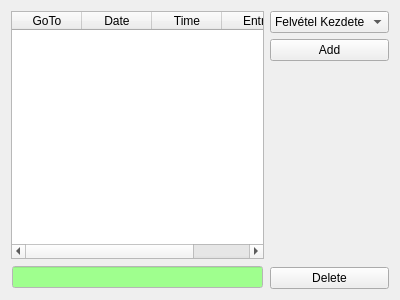
Old version of the form tinyos-2.x/trunk/support/cpp/TestShimmer/src/LogWidget.ui in the repository baharev/szte-wsn-code.
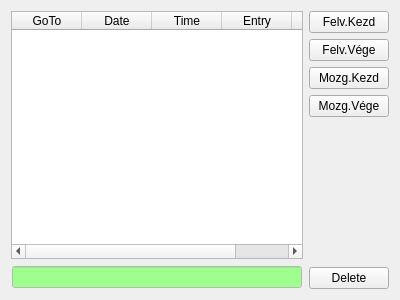
New version of the form.

The edit to the form file:
```diff
--- a/tinyos-2.x/trunk/support/cpp/TestShimmer/src/LogWidget.ui
+++ b/tinyos-2.x/trunk/support/cpp/TestShimmer/src/LogWidget.ui
@@ -28,7 +28,7 @@
         <number>40</number>
        </attribute>
        <attribute name="horizontalHeaderStretchLastSection">
-        <bool>true</bool>
+        <bool>false</bool>
        </attribute>
        <attribute name="verticalHeaderVisible">
         <bool>false</bool>
@@ -40,7 +40,7 @@
         <bool>false</bool>
        </attribute>
        <attribute name="horizontalHeaderStretchLastSection">
-        <bool>true</bool>
+        <bool>false</bool>
        </attribute>
        <attribute name="horizontalHeaderCascadingSectionResizes">
         <bool>true</bool>
@@ -74,6 +74,11 @@
          <string>Entry</string>
         </property>
        </column>
+       <column>
+        <property name="text">
+         <string>Del</string>
+        </property>
+       </column>
       </widget>
      </item>
      <item>
@@ -507,45 +512,30 @@
    <item>
     <layout class="QVBoxLayout" name="verticalLayout_2">
      <item>
-      <widget class="QComboBox" name="presetTextsBox">
-       <property name="sizePolicy">
-        <sizepolicy hsizetype="Preferred" vsizetype="Fixed">
-         <horstretch>0</horstretch>
-         <verstretch>0</verstretch>
-        </sizepolicy>
-       </property>
-       <property name="minimumSize">
-        <size>
-         <width>50</width>
-         <height>0</height>
-        </size>
-       </property>
-       <item>
+      <widget class="QPushButton" name="felvKezdButton">
         <property name="text">
-         <string>Felvétel Kezdete</string>
-        </property>
+        <string>Felv.Kezd</string>
+       </property>
+      </widget>
        </item>
        <item>
+      <widget class="QPushButton" name="felvVegButton">
         <property name="text">
-         <string>Felvétel Vége</string>
-        </property>
+        <string>Felv.Vége</string>
+       </property>
+      </widget>
        </item>
        <item>
+      <widget class="QPushButton" name="mozgKezdButton">
         <property name="text">
-         <string>Mozgás Kezdete</string>
-        </property>
-       </item>
-       <item>
-        <property name="text">
-         <string>Mozgás Vége</string>
-        </property>
-       </item>
+        <string>Mozg.Kezd</string>
+       </property>
       </widget>
      </item>
      <item>
       <widget class="QPushButton" name="addButton">
        <property name="text">
-        <string>Add</string>
+        <string>Mozg.Vége</string>
        </property>
       </widget>
      </item>
```
Left out of the diff: 2 changed lines with no effect on the pictures. Lines whose indentation alone changed are shown as unchanged.
